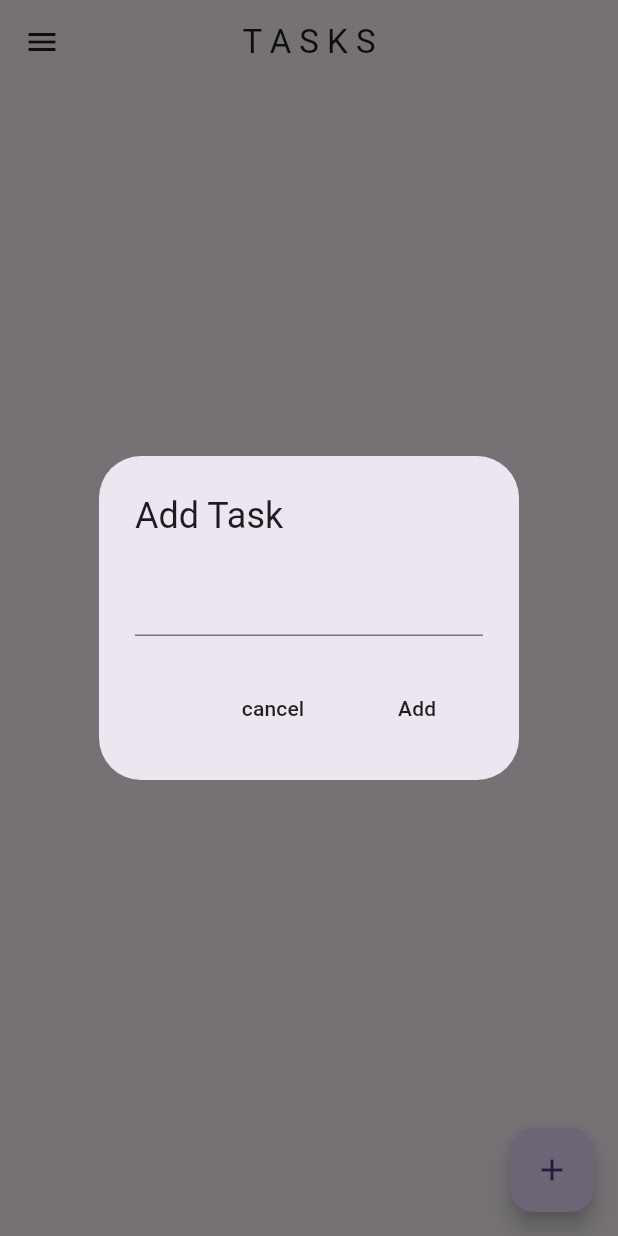
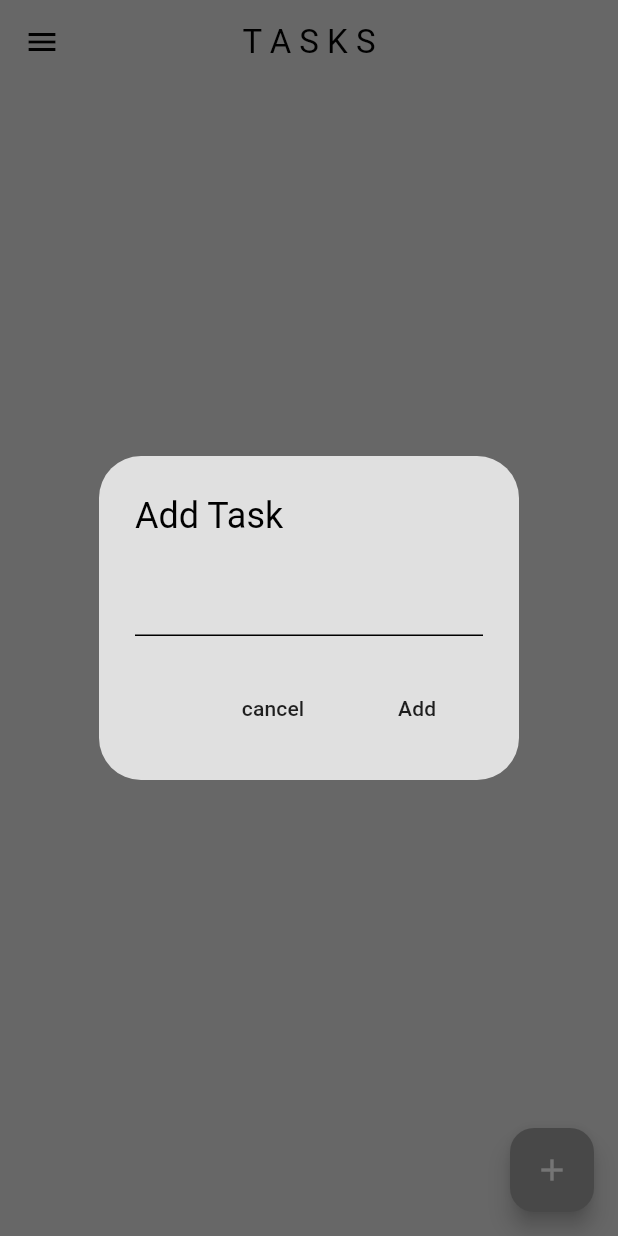
Before and after one commit to ZheerBarzan/project_tasks, a Flutter app: the screen it shows after launch, after a tap on the "add" icon, on a phone screen of 412 x 824 dp. Run offline on Flutter 3.47's test engine with Material 3 defaults, Android fonts, the light colour scheme and no system bars; our stand-ins replace flutter_bloc, isar; accounts and stored records are empty; generated files the repository leaves out were written again.

Commit message:
the drawer dosnt work

```diff
--- a/lib/main.dart
+++ b/lib/main.dart
@@ -5,6 +5,8 @@ import 'package:project_task/data/models/isar_task.dart';
 import 'package:project_task/data/repository/isar_task_repo.dart';
 import 'package:project_task/domain/repository/task_repo.dart';
 import 'package:project_task/presentaion/task_page.dart';
+import 'package:project_task/theme/theme_provider.dart';
+import 'package:provider/provider.dart';
 
 void main() async {
   WidgetsFlutterBinding.ensureInitialized();
@@ -18,7 +20,9 @@ void main() async {
   final isarTaskRepo = IsarTaskRepo(isar);
 
   //run
-  runApp(MyApp(taskRepo: isarTaskRepo));
+  runApp(ChangeNotifierProvider(
+      create: (context) => ThemeProvider(),
+      child: MyApp(taskRepo: isarTaskRepo)));
 }
 
 class MyApp extends StatelessWidget {
@@ -30,9 +34,7 @@ class MyApp extends StatelessWidget {
     return MaterialApp(
       debugShowCheckedModeBanner: false,
       title: 'Task',
-      theme: ThemeData(
-        primarySwatch: Colors.blue,
-      ),
+      theme: Provider.of<ThemeProvider>(context).themeData,
       home: TaskPage(taskRepo: taskRepo),
     );
   }
--- a/lib/presentaion/components/my_drawer.dart
+++ b/lib/presentaion/components/my_drawer.dart
@@ -1,5 +1,6 @@
 import 'package:flutter/material.dart';
 import 'package:project_task/presentaion/components/my_list_tile.dart';
+import 'package:project_task/presentaion/settings_page.dart';
 
 class MyDrawer extends StatelessWidget {
   const MyDrawer({super.key});
@@ -33,7 +34,7 @@ class MyDrawer extends StatelessWidget {
                   Navigator.push(
                     context,
                     MaterialPageRoute(
-                      builder: (context) => Container(),
+                      builder: (context) => const SettingsPage(),
                     ),
                   );
                 },
--- /dev/null
+++ b/lib/theme/dark_theme.dart
@@ -0,0 +1,9 @@
+import 'package:flutter/material.dart';
+
+ThemeData darkMode = ThemeData(
+    colorScheme: ColorScheme.dark(
+        surface: Colors.grey.shade900,
+        primary: Colors.grey.shade600,
+        secondary: Colors.grey.shade700,
+        tertiary: Colors.grey.shade800,
+        inversePrimary: Colors.grey.shade300));
--- /dev/null
+++ b/lib/theme/light_theme.dart
@@ -0,0 +1,9 @@
+import 'package:flutter/material.dart';
+
+ThemeData lightMode = ThemeData(
+    colorScheme: ColorScheme.light(
+        surface: Colors.grey.shade300,
+        primary: Colors.grey.shade500,
+        secondary: Colors.grey.shade200,
+        tertiary: Colors.white,
+        inversePrimary: Colors.grey.shade900));
--- /dev/null
+++ b/lib/theme/theme_provider.dart
@@ -0,0 +1,26 @@
+import 'package:flutter/material.dart';
+import 'package:project_task/theme/dark_theme.dart';
+import 'package:project_task/theme/light_theme.dart';
+
+class ThemeProvider extends ChangeNotifier {
+  ThemeData _themeData = lightMode;
+
+  // to get the theme
+  ThemeData get themeData => _themeData;
+  // cheking if the it is dark mode
+  bool get isDarkMode => _themeData == darkMode;
+  // setiing the theme
+  set themeData(ThemeData themeData) {
+    _themeData = themeData;
+    notifyListeners();
+  }
+
+// toggle modes
+  void toggleThemeMode() {
+    if (_themeData == lightMode) {
+      themeData = darkMode;
+    } else {
+      themeData = lightMode;
+    }
+  }
+}
--- a/pubspec.yaml
+++ b/pubspec.yaml
@@ -41,6 +41,7 @@ dependencies:
   google_fonts: ^6.2.1
   flutter_bloc: ^8.1.6
   equatable: ^2.0.5
+  provider: ^6.1.2
 
 dev_dependencies:
   flutter_test:
```
Also changed, not shown: lib/presentaion/settings_page.dart (added, +42 -0 lines), lib/presentaion/task_view.dart (+6 -2 lines), lib/theme/theme.dart (deleted, +0 -8 lines), lib/theme/theme_bloc.dart (deleted, +0 -17 lines), lib/theme/theme_state.dart (deleted, +0 -7 lines), pubspec.lock, 4 other files.
